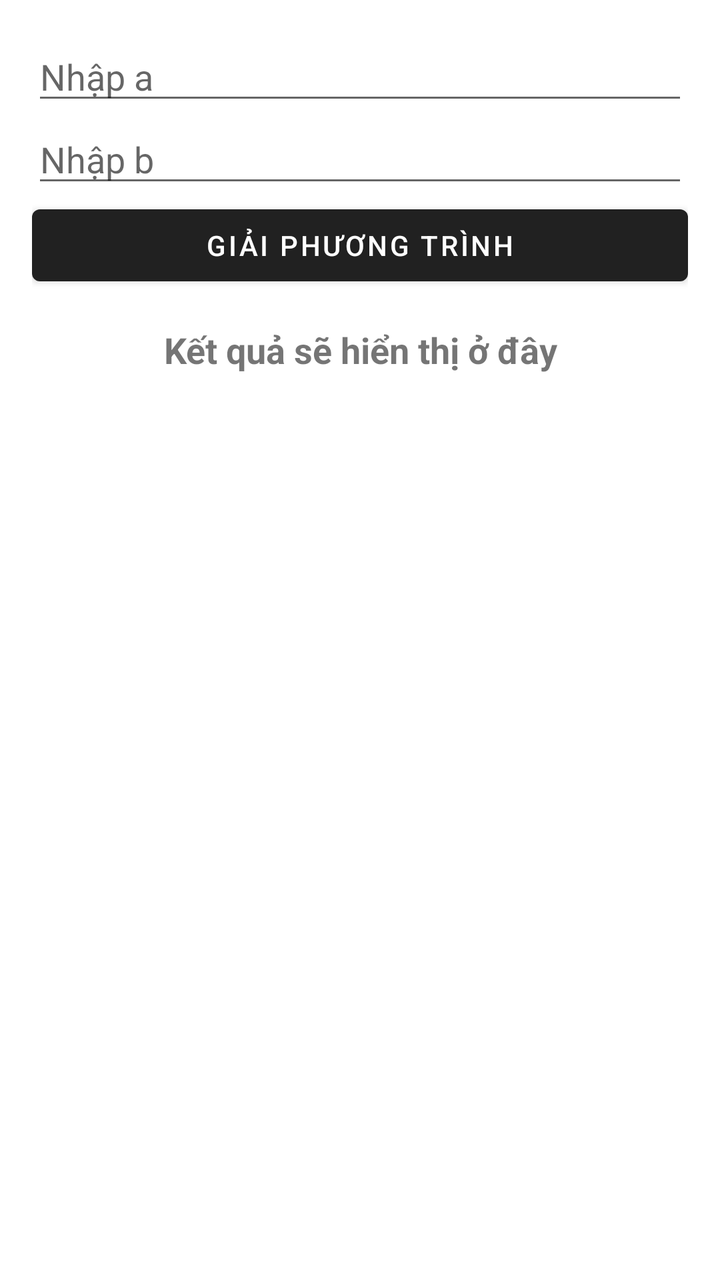
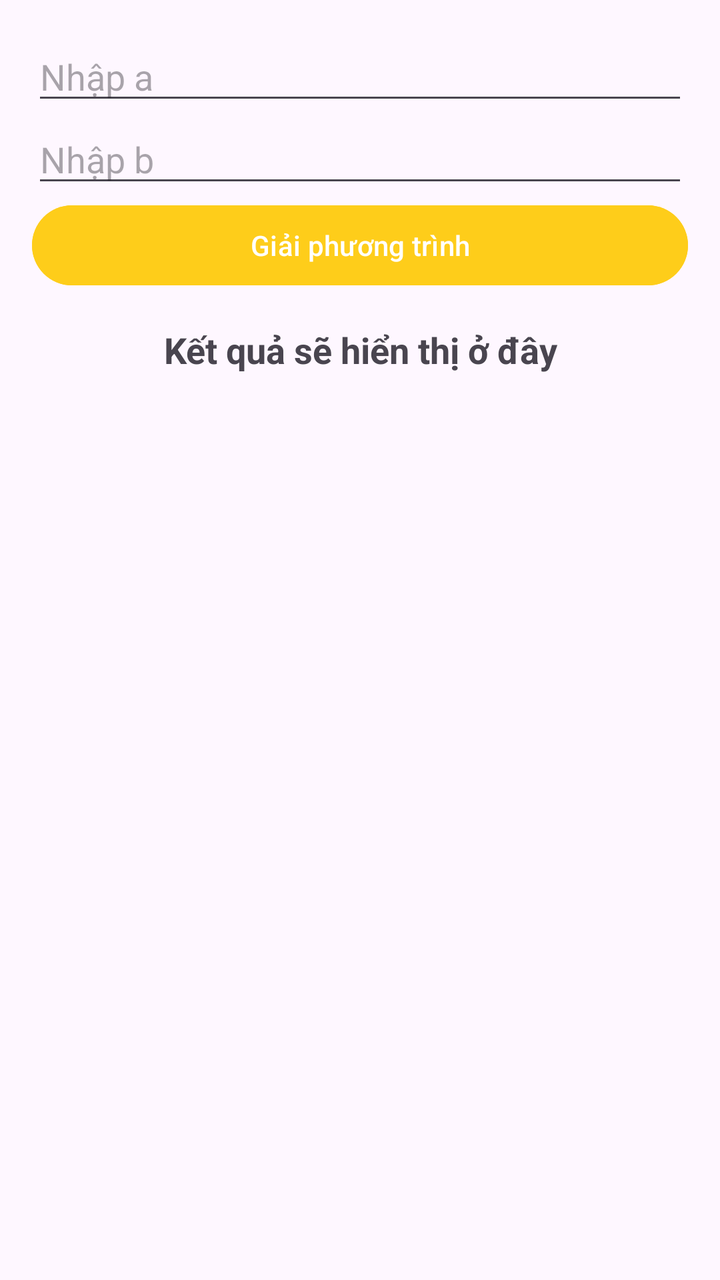

An Android layout rendered at two revisions. The XML below is the earlier revision; the diff shows what the commit changed to produce the second picture.
<!-- AndroidManifest.xml: application theme Theme.Ceb029_nguyenquocviet -->
<!-- res/layout/fragment_linear_equation.xml -->
<?xml version="1.0" encoding="utf-8"?>
<layout xmlns:android="http://schemas.android.com/apk/res/android"
        xmlns:app="http://schemas.android.com/apk/res-auto"
        xmlns:tools="http://schemas.android.com/tools">

    <data>
        <variable
                name="viewModel"
                type="com.vietquoc.ceb029_nguyenquocviet.viewmodel.LinearEquationViewModel"/>
    </data>

    <LinearLayout
            android:layout_width="match_parent"
            android:layout_height="match_parent"
            android:orientation="vertical"
            android:padding="16dp"
            tools:context=".fragments.LinearEquationFragment">

        <EditText
                android:id="@+id/edt_a"
                android:layout_width="match_parent"
                android:layout_height="wrap_content"
                android:hint="Nhập a"
                android:inputType="numberDecimal"/>

        <EditText
                android:id="@+id/edt_b"
                android:layout_width="match_parent"
                android:layout_height="wrap_content"
                android:hint="Nhập b"
                android:inputType="numberDecimal"/>

        <Button
                android:id="@+id/btn_solve"
                android:layout_width="match_parent"
                android:layout_height="wrap_content"
                android:text="Giải phương trình"/>

        <TextView
                android:id="@+id/tv_result"
                android:layout_width="match_parent"
                android:layout_height="wrap_content"
                android:text="Kết quả sẽ hiển thị ở đây"
                android:textSize="18sp"
                android:textStyle="bold"
                android:gravity="center"
                android:paddingTop="16dp"/>
    </LinearLayout>
</layout>
<!-- resources referenced by this layout -->
<resources>
  <style name="Theme.Ceb029_nguyenquocviet" parent="Base.Theme.Ceb029_nguyenquocviet" />
  <style name="Base.Theme.Ceb029_nguyenquocviet" parent="Theme.MaterialComponents.DayNight.DarkActionBar">
          
          
      </style>
</resources>

<!-- the commit's change to res/layout/fragment_linear_equation.xml (unified diff, before → after) -->
@@ -34,6 +34,7 @@
                 android:id="@+id/btn_solve"
                 android:layout_width="match_parent"
                 android:layout_height="wrap_content"
+                android:backgroundTint="@color/yellow"
                 android:text="Giải phương trình"/>
 
         <TextView
<!-- resource entries referenced after the edit -->
@@ -1,9 +1,24 @@
 <!-- resources referenced by this layout -->
 <resources>
+  <color name="yellow">#FECD1A</color>
   <style name="Theme.Ceb029_nguyenquocviet" parent="Base.Theme.Ceb029_nguyenquocviet" />
-  <style name="Base.Theme.Ceb029_nguyenquocviet" parent="Theme.MaterialComponents.DayNight.DarkActionBar">
+  <style name="Base.Theme.Ceb029_nguyenquocviet" parent="Theme.Material3.Light.NoActionBar">
+          <item name="colorPrimary">@color/purple_500</item>
+          <item name="colorPrimaryVariant">@color/purple_700</item>
+          <item name="colorOnPrimary">@color/white</item>
           
+          <item name="colorSecondary">@color/teal_200</item>
+          <item name="colorSecondaryVariant">@color/teal_700</item>
+          <item name="colorOnSecondary">@color/black</item>
+          
+          <item name="android:statusBarColor" tools:targetApi="l">?attr/colorPrimaryVariant</item>
           
       </style>
+  <color name="purple_500">#FF6200EE</color>
+  <color name="purple_700">#FF3700B3</color>
+  <color name="white">#FFFFFFFF</color>
+  <color name="teal_200">#FF03DAC5</color>
+  <color name="teal_700">#FF018786</color>
+  <color name="black">#FF000000</color>
 </resources>
 
